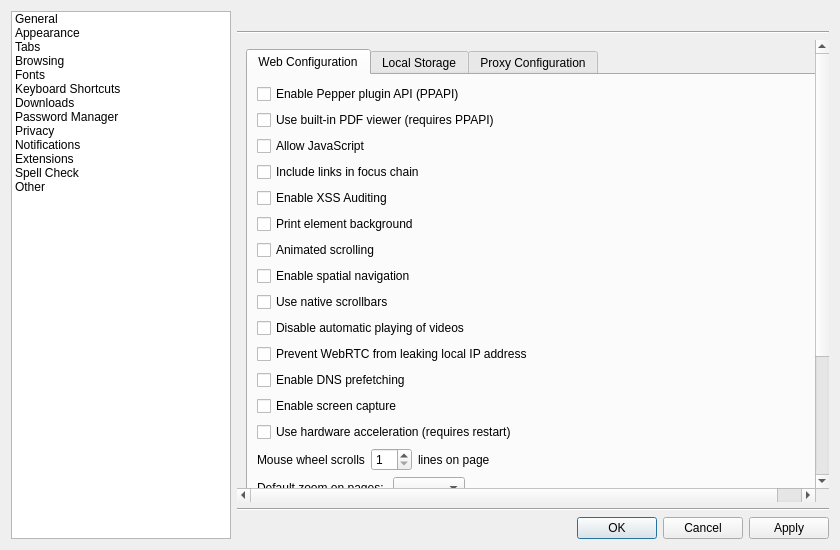
Old version of the form src/lib/preferences/preferences.ui in the repository maemo-leste-extras/vulture-browser.
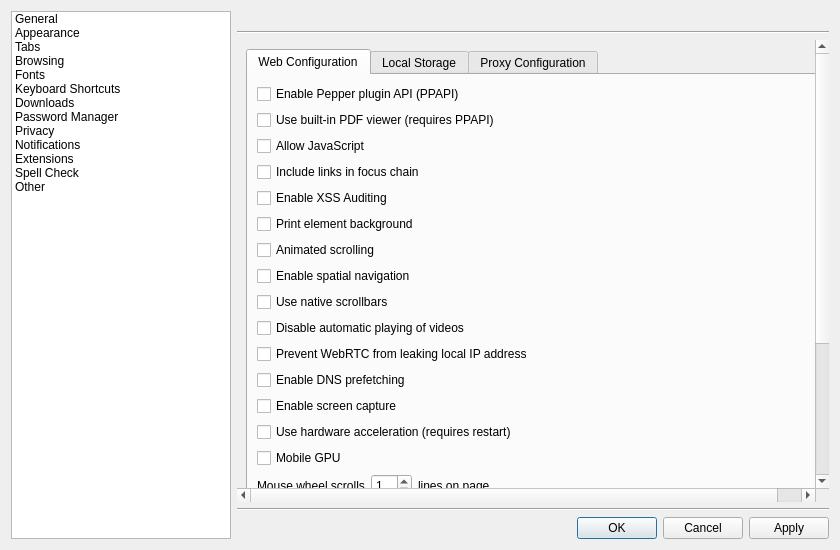
New version of the form. Custom widgets are drawn as their Qt base class.

Commit message: Hardware acceleration update

```diff
--- a/src/lib/preferences/preferences.ui
+++ b/src/lib/preferences/preferences.ui
@@ -144,9 +144,9 @@
       <property name="geometry">
        <rect>
         <x>0</x>
-        <y>-257</y>
+        <y>-221</y>
         <width>604</width>
-        <height>704</height>
+        <height>733</height>
        </rect>
       </property>
       <layout class="QVBoxLayout" name="verticalLayout_4">
@@ -1103,6 +1103,13 @@
                    </property>
                   </widget>
                  </item>
+                 <item>
+                  <widget class="QCheckBox" name="mobileGPU">
+                   <property name="text">
+                    <string>Mobile GPU</string>
+                   </property>
+                  </widget>
+                 </item>
                 </layout>
                </item>
                <item row="9" column="0">
```
The commit also changes 2 other files.
